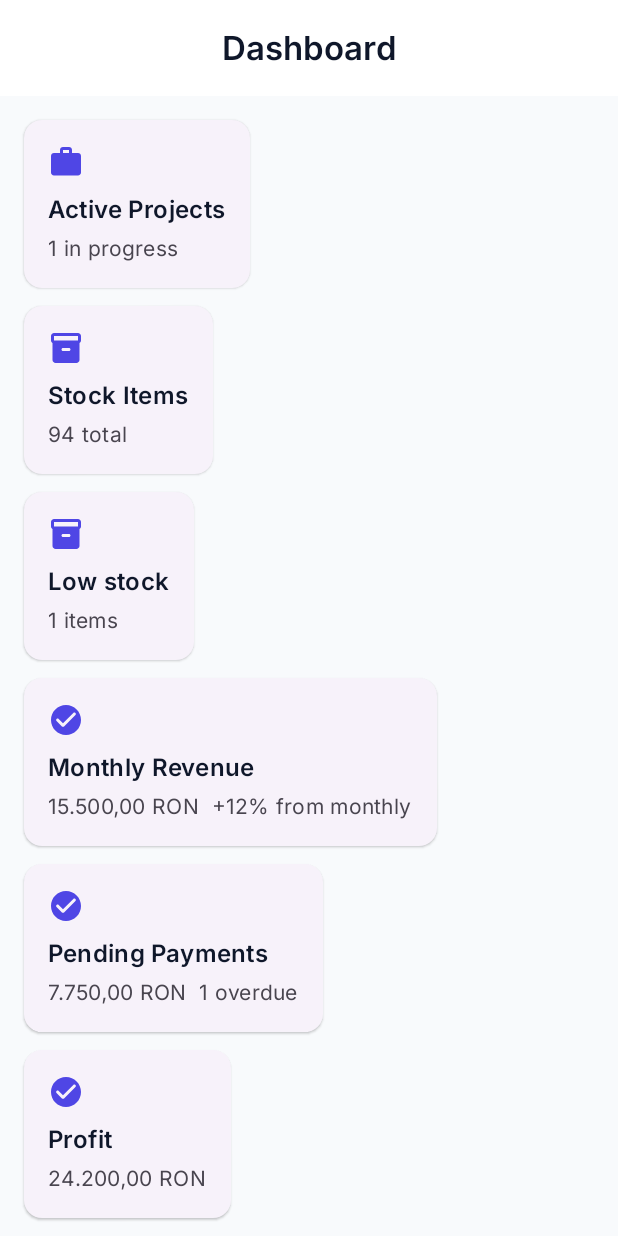
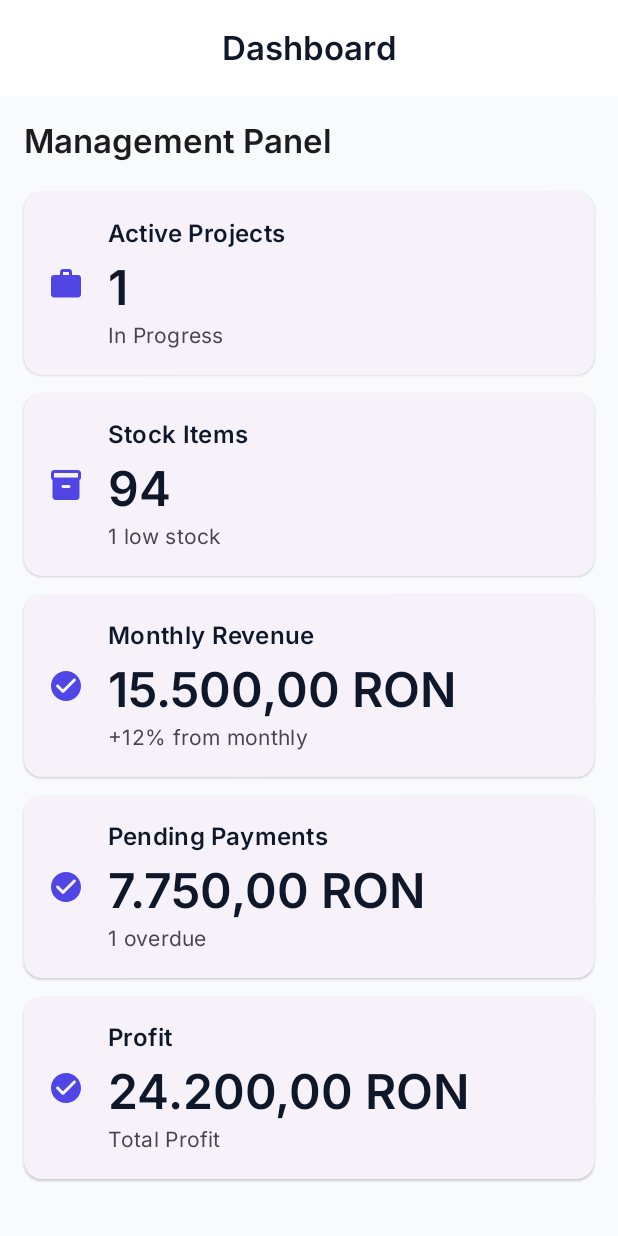
Before and after one commit to Andr3yup-ro/FurnitureWorkshopApp, an Android app built with Jetpack Compose: the DashboardScreen screen opened through its navigation route, on a phone screen of 412 x 824 dp. Run offline under Robolectric (Android 15) with nearby library versions, the phone set to English and light mode, and no system bars; our stand-ins replace Dagger/Hilt's generated code, Room's generated code.

Commit message:
feat(ui): match site structure — Management Panel title, top tabs default to Projects, dashboard stats cards with big numbers and sublabels

```diff
--- a/app/src/main/java/com/predandrei/atelier/navigation/RootNav.kt
+++ b/app/src/main/java/com/predandrei/atelier/navigation/RootNav.kt
@@ -102,8 +102,13 @@ fun RootNav() {
         topBar = { androidx.compose.foundation.layout.Column {
             CenterAlignedTopAppBar(
             title = {
-                val titleRes = bottomDestinations.firstOrNull { it.route == currentRoute }?.labelRes
-                if (titleRes != null) Text(stringResource(titleRes)) else Text(currentRoute.replaceFirstChar { it.uppercase() })
+                val topRoutes = listOf("projects", "inventory", "finance", "payments")
+                if (currentRoute in topRoutes) {
+                    Text("Management Panel")
+                } else {
+                    val titleRes = bottomDestinations.firstOrNull { it.route == currentRoute }?.labelRes
+                    if (titleRes != null) Text(stringResource(titleRes)) else Text(currentRoute.replaceFirstChar { it.uppercase() })
+                }
             },
             navigationIcon = {
                 if (!isBottom) {
@@ -184,7 +189,7 @@ fun RootNav() {
     ) { innerPadding ->
         NavHost(
             navController = navController,
-            startDestination = "dashboard",
+            startDestination = "projects",
             modifier = Modifier.fillMaxSize().padding(innerPadding),
             route = "root"
         ) {
--- a/app/src/main/java/com/predandrei/atelier/ui/screens/DashboardScreen.kt
+++ b/app/src/main/java/com/predandrei/atelier/ui/screens/DashboardScreen.kt
@@ -1,10 +1,6 @@
 package com.predandrei.atelier.ui.screens
 
-import androidx.compose.foundation.layout.Arrangement
-import androidx.compose.foundation.layout.Column
-import androidx.compose.foundation.layout.PaddingValues
-import androidx.compose.foundation.layout.fillMaxSize
-import androidx.compose.foundation.layout.padding
+import androidx.compose.foundation.layout.*
 import androidx.compose.foundation.lazy.LazyColumn
 import androidx.compose.foundation.lazy.items
 import androidx.compose.material.icons.Icons
@@ -64,12 +60,36 @@ fun DashboardScreen(
     val overdueCount = installments.count { !it.paid && java.time.LocalDate.parse(it.dueDate) < today }
 
     val cards = listOf(
-        DashboardItem("Active Projects", "$activeProjects in progress", Icons.Rounded.Work),
-        DashboardItem("Stock Items", "${items.size} total", Icons.Rounded.Inventory2),
-        DashboardItem("Low stock", "$lowStock items", Icons.Rounded.Inventory2),
-        DashboardItem("Monthly Revenue", "${CurrencyRon.formatMinorUnits(monthlyRevenue)}  $deltaLabel", Icons.Rounded.CheckCircle),
-        DashboardItem("Pending Payments", "${CurrencyRon.formatMinorUnits(pendingAmount)}  $overdueCount overdue", Icons.Rounded.CheckCircle),
-        DashboardItem("Profit", CurrencyRon.formatMinorUnits(profit), Icons.Rounded.CheckCircle),
+        StatsItem(
+            title = "Active Projects",
+            primary = activeProjects.toString(),
+            secondary = "In Progress",
+            icon = Icons.Rounded.Work
+        ),
+        StatsItem(
+            title = "Stock Items",
+            primary = items.size.toString(),
+            secondary = "$lowStock low stock",
+            icon = Icons.Rounded.Inventory2
+        ),
+        StatsItem(
+            title = "Monthly Revenue",
+            primary = CurrencyRon.formatMinorUnits(monthlyRevenue),
+            secondary = deltaLabel,
+            icon = Icons.Rounded.CheckCircle
+        ),
+        StatsItem(
+            title = "Pending Payments",
+            primary = CurrencyRon.formatMinorUnits(pendingAmount),
+            secondary = "$overdueCount overdue",
+            icon = Icons.Rounded.CheckCircle
+        ),
+        StatsItem(
+            title = "Profit",
+            primary = CurrencyRon.formatMinorUnits(profit),
+            secondary = "Total Profit",
+            icon = Icons.Rounded.CheckCircle
+        ),
     )
 
     LazyColumn(
@@ -77,42 +97,33 @@ fun DashboardScreen(
         contentPadding = PaddingValues(16.dp),
         verticalArrangement = Arrangement.spacedBy(12.dp)
     ) {
+        item { Text("Management Panel", style = MaterialTheme.typography.titleLarge, modifier = Modifier.padding(bottom = 8.dp)) }
         items(cards) { item ->
             val onClick = when (item.title) {
                 "Active Projects" -> onOpenProjects
-                "Inventory alerts" -> onOpenInventory
                 "Stock Items" -> onOpenInventory
-                "Low stock" -> onOpenInventory
                 "Profit" -> onOpenFinance
                 else -> ({})
             }
             ElevatedCard(onClick = onClick) {
-                Column(modifier = Modifier.padding(16.dp)) {
-                    Icon(
-                        imageVector = item.icon,
-                        contentDescription = null,
-                        tint = MaterialTheme.colorScheme.primary
-                    )
-                    Text(
-                        text = item.title,
-                        style = MaterialTheme.typography.titleMedium,
-                        fontWeight = FontWeight.SemiBold,
-                        modifier = Modifier.padding(top = 8.dp)
-                    )
-                    Text(
-                        text = item.subtitle,
-                        style = MaterialTheme.typography.bodyMedium,
-                        color = MaterialTheme.colorScheme.onSurfaceVariant,
-                        modifier = Modifier.padding(top = 4.dp)
-                    )
+                Row(modifier = Modifier.padding(16.dp), horizontalArrangement = Arrangement.spacedBy(16.dp), verticalAlignment = Alignment.CenterVertically) {
+                    Icon(imageVector = item.icon, contentDescription = null, tint = MaterialTheme.colorScheme.primary)
+                    Column(modifier = Modifier.fillMaxWidth()) {
+                        Text(text = item.title, style = MaterialTheme.typography.titleMedium, fontWeight = FontWeight.SemiBold)
+                        Text(text = item.primary, style = MaterialTheme.typography.headlineLarge, fontWeight = FontWeight.SemiBold, modifier = Modifier.padding(top = 4.dp))
+                        if (item.secondary.isNotBlank()) {
+                            Text(text = item.secondary, style = MaterialTheme.typography.bodyMedium, color = MaterialTheme.colorScheme.onSurfaceVariant, modifier = Modifier.padding(top = 2.dp))
+                        }
+                    }
                 }
             }
         }
     }
 }
 
-private data class DashboardItem(
+private data class StatsItem(
     val title: String,
-    val subtitle: String,
+    val primary: String,
+    val secondary: String,
     val icon: androidx.compose.ui.graphics.vector.ImageVector
 )
```
